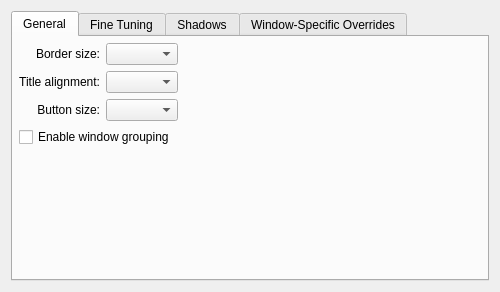
KDE/kwin, file clients/oxygen/config/oxygenconfigurationui.ui: the form before one commit.
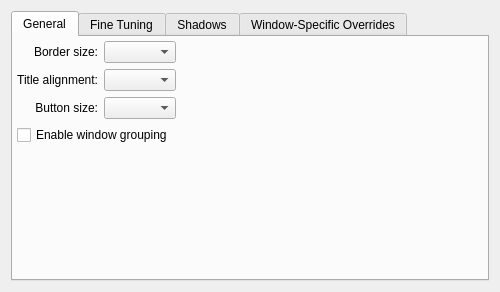
The form after the commit. Custom widgets are drawn as their Qt base class.

Commit message: set margins back to '4' (the default), because of bug fixed upstream (in oxygen-style)

```diff
--- a/clients/oxygen/config/oxygenconfigurationui.ui
+++ b/clients/oxygen/config/oxygenconfigurationui.ui
@@ -22,7 +22,7 @@
       </attribute>
       <layout class="QGridLayout" name="gridLayout">
        <property name="margin">
-        <number>6</number>
+        <number>4</number>
        </property>
        <item row="0" column="0">
         <widget class="QLabel" name="label">
```
Left out of the diff: 2 changed lines with no effect on the pictures.
